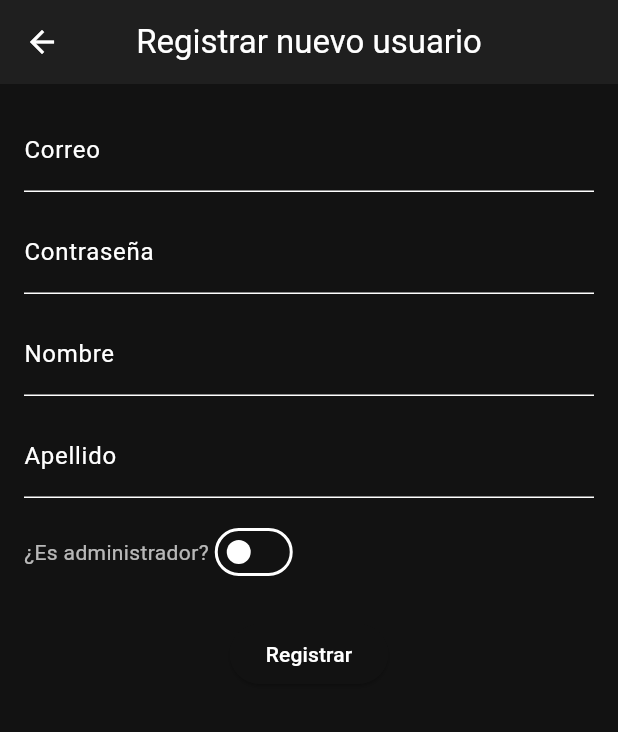
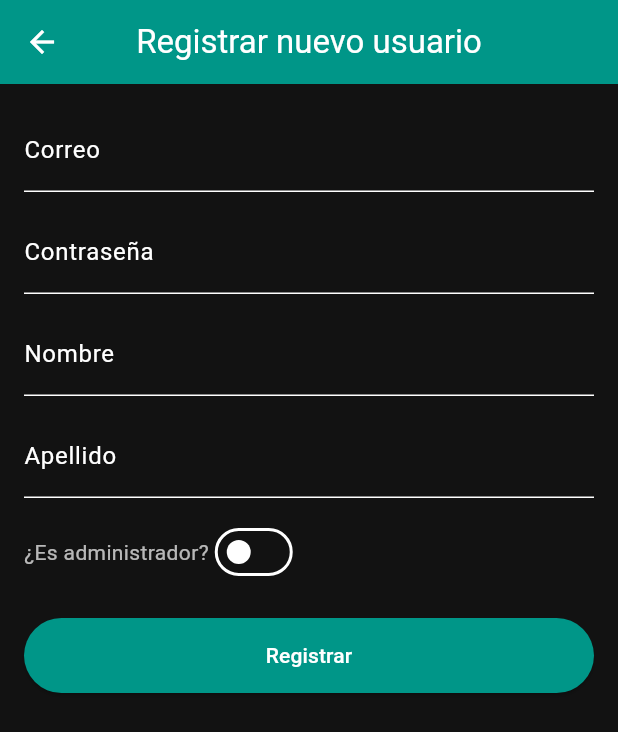
Before and after one commit to jcastanos77/mobile_bar_web, a Flutter app: the RegistrarUsuarioPage screen opened by its route, on a phone screen of 412 x 824 dp. Shown: the top 732 px of the screen. Run offline on Flutter 3.47's test engine with Material 3 defaults, Android fonts, the light colour scheme and no system bars; our stand-ins replace cloud_firestore, file_picker, firebase_auth, firebase_core; missing offline and left inert: dart:html; accounts and stored records are empty.

Commit message:
fix se corrigen colores

```diff
--- a/lib/pedidos_page.dart
+++ b/lib/pedidos_page.dart
@@ -17,7 +17,9 @@ class _PedidosBartenderPageState extends State<PedidosBartenderPage>
   @override
   Widget build(BuildContext context) {
     return Scaffold(
-      appBar: AppBar(title: const Text("Pedidos en Tiempo Real")),
+      appBar: AppBar(
+          backgroundColor: Colors.teal,
+          title: const Text("Pedidos en Tiempo Real")),
       body: Column(
         children: [
           const SizedBox(height: 8),
--- a/lib/registrar_usuario_page.dart
+++ b/lib/registrar_usuario_page.dart
@@ -65,7 +65,9 @@ class _RegistrarUsuarioPageState extends State<RegistrarUsuarioPage> {
   @override
   Widget build(BuildContext context) {
     return Scaffold(
-      appBar: AppBar(title: const Text('Registrar nuevo usuario')),
+      appBar: AppBar(
+          backgroundColor: Colors.teal,
+          title: const Text('Registrar nuevo usuario')),
       body: Padding(
         padding: const EdgeInsets.all(16),
         child: Form(
@@ -116,10 +118,15 @@ class _RegistrarUsuarioPageState extends State<RegistrarUsuarioPage> {
               const SizedBox(height: 20),
               _cargando
                   ? const CircularProgressIndicator()
-                  : ElevatedButton(
-                onPressed: _registrarUsuario,
-                child: const Text('Registrar'),
-              ),
+                  : SizedBox(
+                    height: 50,
+                    width: double.infinity,
+                    child: ElevatedButton(
+                                    style: ElevatedButton.styleFrom(backgroundColor: Colors.teal),
+                                    onPressed: _registrarUsuario,
+                                    child: const Text('Registrar'),
+                                  ),
+                  ),
             ],
           ),
         ),
```
Also changed, not shown: lib/agregar_producto_page.dart (+3 -4 lines), lib/historial_ventas_page.dart (+6 -3 lines), 3 other files.
